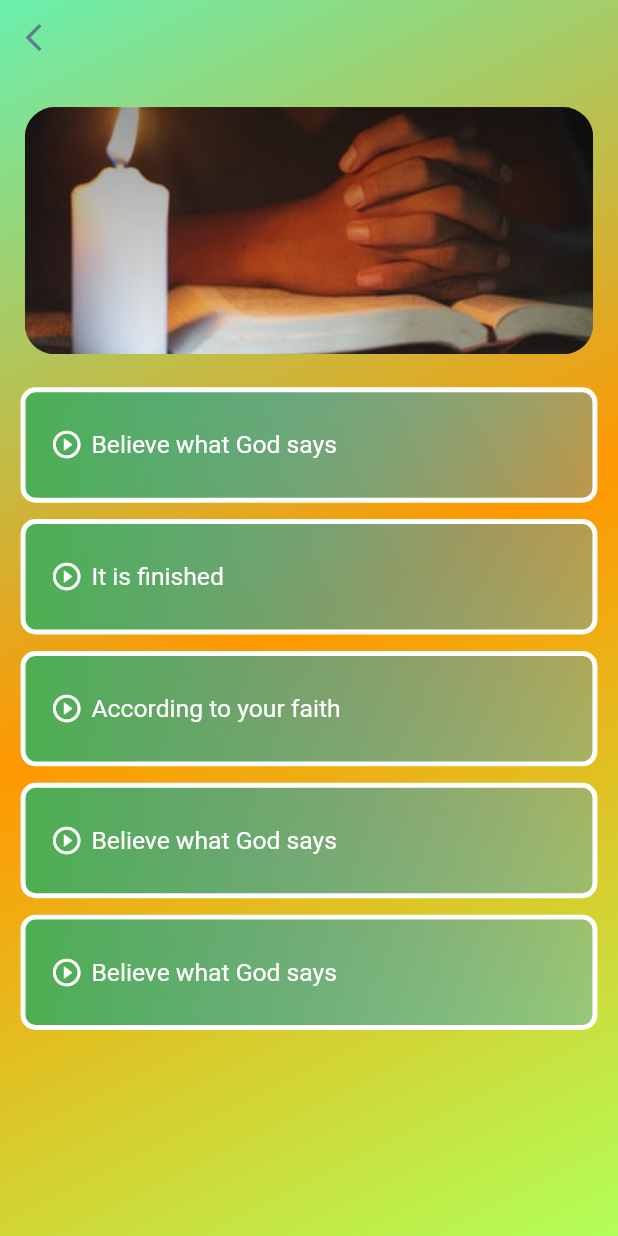
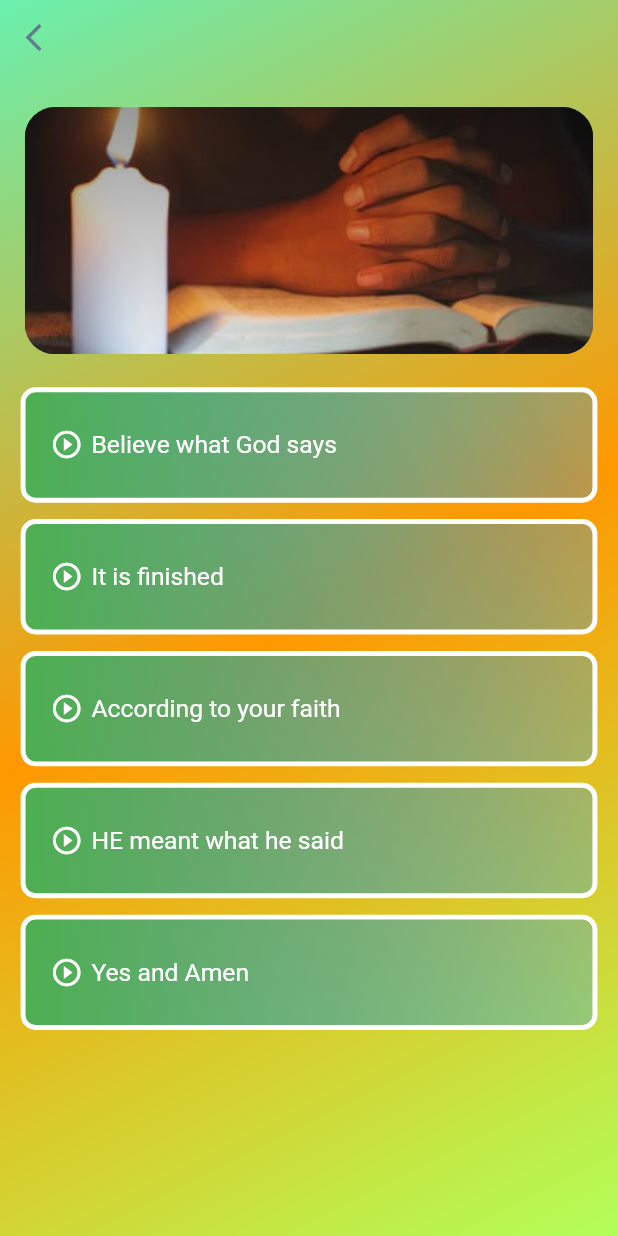
Before and after one commit to igbokwenu/deep-breath, a Flutter app: the AnxietyScreen screen opened by its route, on a phone screen of 412 x 824 dp. Run offline on Flutter 3.47's test engine with Material 2 defaults, Android fonts, the phone set to English and light mode, and no system bars; our stand-ins replace animate_do, flutter_staggered_animations, get, just_audio, package_info_plus, rflutter_alert and 1 more; missing offline and left inert: audio_session.

Commit message:
Minor Tweaks

```diff
--- a/lib/components/constants.dart
+++ b/lib/components/constants.dart
@@ -90,3 +90,7 @@ BoxDecoration backGroundGradient() {
     ),
   );
 }
+
+LinearGradient linearGradient() {
+  return LinearGradient(colors: [Colors.green, Colors.blue.withOpacity(0.3)]);
+}
--- a/lib/models/models.dart
+++ b/lib/models/models.dart
@@ -182,8 +182,7 @@ class ScriptureList extends StatelessWidget {
         children: [
           Container(
             decoration: BoxDecoration(
-              gradient: LinearGradient(
-                  colors: [Colors.green, Colors.blue.withOpacity(0.3)]),
+              gradient: linearGradient(),
               //color: color ?? Colors.orange,
               shape: BoxShape.rectangle,
               borderRadius: BorderRadius.circular(radius),
--- a/lib/screens/anxiety.dart
+++ b/lib/screens/anxiety.dart
@@ -40,7 +40,7 @@ class AnxietyScreen extends StatelessWidget {
             child: AnimationLimiter(
               child: Column(
                 children: AnimationConfiguration.toStaggeredList(
-                  duration: const Duration(milliseconds: 800),
+                  duration: const Duration(milliseconds: 600),
                   childAnimationBuilder: (widget) => SlideAnimation(
                     horizontalOffset: 50.0,
                     child: ScaleAnimation(
@@ -80,12 +80,24 @@ class AnxietyScreen extends StatelessWidget {
                       },
                     ),
                     ScriptureList(
-                      text: 'Believe what God says',
-                      press: () {},
+                      text: 'HE meant what he said',
+                      press: () {
+                        Get.to(() => MyApp(
+                              url:
+                                  "https://www.soundhelix.com/examples/mp3/SoundHelix-Song-2.mp3",
+                              press: press,
+                            ));
+                      },
                     ),
                     ScriptureList(
-                      text: 'Believe what God says',
-                      press: () {},
+                      text: 'Yes and Amen',
+                      press: () {
+                        Get.to(() => MyApp(
+                              url:
+                                  "https://www.soundhelix.com/examples/mp3/SoundHelix-Song-3.mp3",
+                              press: press,
+                            ));
+                      },
                     ),
                   ],
                 ),
--- a/lib/screens/home/home.dart
+++ b/lib/screens/home/home.dart
@@ -180,7 +180,7 @@ class _HomeState extends State<Home> {
               thickness: 2,
             ),
             Text(
-              "In loving memory of my mum, Kathrine Ugochi Okafor, the most prayerful woman who ever lived, and to Colleen Holloran Foshee, a remarkable woman of faith. Special thanks to Lisa Ramsey, whose constant fellowship with me built my faith through my health challenges; And to Tochukwu Nnamonu (TC), a friend and brother who would not let things I built over the years collapse when my health took a hit. Special thanks to Alan and Holly Smith who provided a myraid of scriptural references and faith building resources which ended up inspiring my making of this app. And to Dee, Nnanyelu, Amaka and Sweet for their support and prayers. And to Judie, and Jack for the fellowship. \n This app was originally intended as a personal resource for building my faith in the midst of a health crises that eventually spiraled into a health and financial crisis. Over the course of time, I realised that my crisis was a spiritual first affair as the doctors could not find anything wrong with me physically. This triggered a spiritual reawakening and a journey that has brought me here. It is my hope and prayers that you find the resources helpful in whichever aspect of your life that you seek healing.",
+              "In loving memory of my mum, Kathrine Ugochi Okafor, the most prayerful woman who ever lived, and Colleen Holloran Foshee of Deep Breath Ministries, a remarkable woman of faith. Special thanks to Lisa Ramsey, whose constant fellowship with me rebuilt my faith through my health challenges; And to Tochukwu Nnamonu (TC), a friend and brother who would not let things I built over the years collapse. Special thanks to Alan and Holly Smith who provided a myraid of scriptural references and faith building resources which ended up inspiring my making of this app. And to my siblings; Dee, Nnanyelu, Amaka and Sweet for their support and prayers. And to Judie, and Jack for the fellowship. \n This app was originally intended as a personal resource for building my faith in the midst of a health crises that eventually spiraled into a health and financial crisis. Over the course of time, I realised that my crisis was a spiritual first affair as the doctors could not find anything wrong with me physically. This triggered a spiritual reawakening and a journey that has brought me here. It is my hope and prayers that you find these resources helpful in whichever aspect of your life that you seek healing.",
               style: TextStyle(fontSize: getProportionateScreenWidth(12)),
             ),
           ],
--- a/pubspec.yaml
+++ b/pubspec.yaml
@@ -41,6 +41,7 @@ dependencies:
   rflutter_alert: ^2.0.4
   audioplayers: ^0.20.1
   just_audio: ^0.9.11
+  just_audio_background: ^0.0.1-beta.1
 
 
 dev_dependencies:
```
Also changed, not shown: lib/screens/audio_player/audio_player.dart (+8 -2 lines), pubspec.lock.
